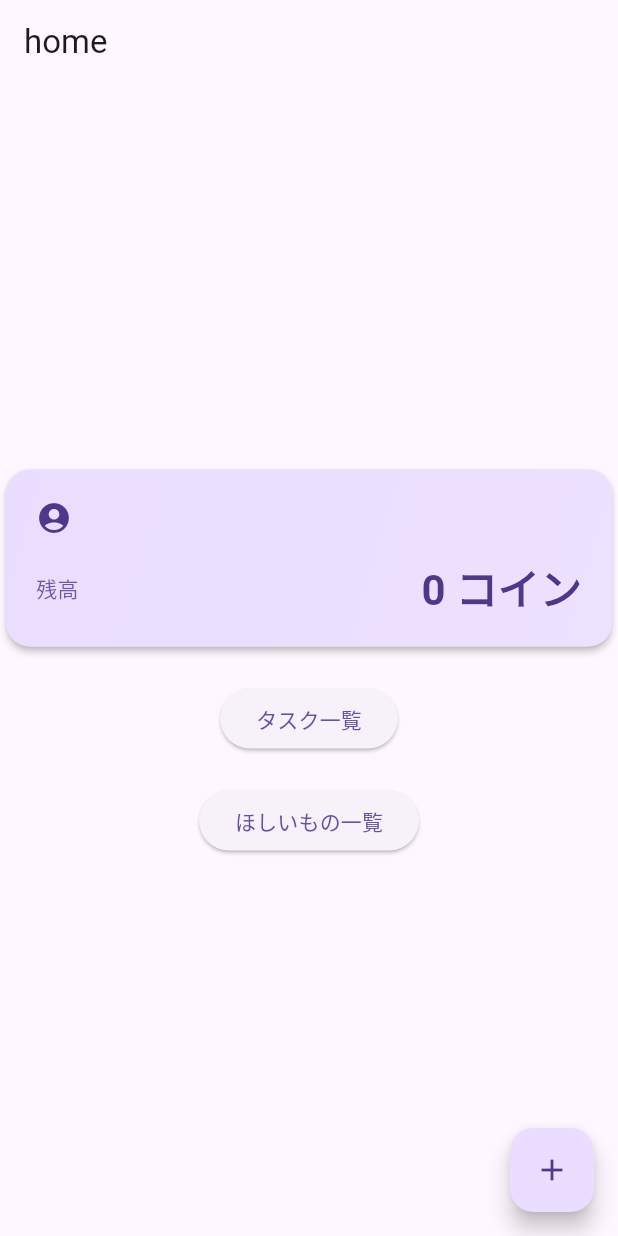
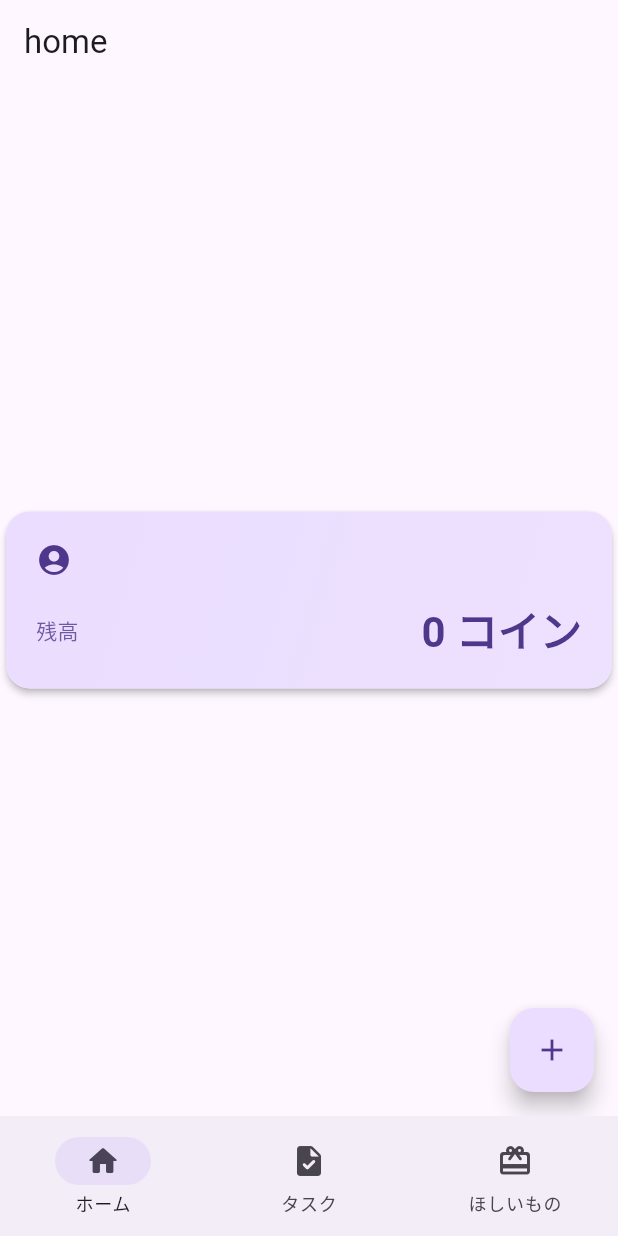
Before and after one commit to sinjikoro/family_coin_app, a Flutter app: the screen it shows after launch, on a phone screen of 412 x 824 dp. Run offline on Flutter 3.47's test engine with Material 3 defaults, Android fonts, the phone set to English and light mode, and no system bars; our stand-ins replace flutter_riverpod, freezed_annotation, get_it, go_router, riverpod_annotation, shared_preferences and 1 more; accounts and stored records are empty; generated files the repository leaves out were written again.

Commit message:
pubspec.yamlのgo_routerパッケージを15.1.2に更新し、analyzerおよびanalyzer_pluginを追加しました。また、ボトムナビゲーションアイテムを定義する新しいファイルを作成し、アプリケーションのルーターにAppScaffoldを組み込みました。Homeページからタスク一覧へのナビゲーションボタンを削除し、アプリ全体のナビゲーションを改善しました。

```diff
--- /dev/null
+++ b/lib/presentation/routing/bottom_navigation_items.dart
@@ -0,0 +1,35 @@
+import 'package:family_coin/presentation/routing/route_path.dart';
+import 'package:flutter/material.dart';
+
+// TODO(nage): labelをl10nにする
+/// ボトムナビゲーションの項目
+enum BottomNavigationItem {
+  /// ホーム
+  home(icon: Icons.home_rounded, label: 'ホーム', path: RoutePath.home),
+
+  /// タスク一覧
+  tasks(icon: Icons.task_rounded, label: 'タスク', path: RoutePath.taskList),
+
+  /// ほしいもの一覧
+  wishlist(
+    icon: Icons.card_giftcard_rounded,
+    label: 'ほしいもの',
+    path: RoutePath.wishItemList,
+  );
+
+  /// コンストラクタ
+  const BottomNavigationItem({
+    required this.icon,
+    required this.label,
+    required this.path,
+  });
+
+  /// アイコン
+  final IconData icon;
+
+  /// ラベル
+  final String label;
+
+  /// パス
+  final String path;
+}
--- a/lib/presentation/routing/router.dart
+++ b/lib/presentation/routing/router.dart
@@ -1,6 +1,7 @@
 import 'package:family_coin/domain/value_object/id.dart';
 import 'package:family_coin/presentation/routing/route_path.dart';
 import 'package:family_coin/presentation/ui/home/pages/home_page.dart';
+import 'package:family_coin/presentation/ui/scaffold/app_scaffold.dart';
 import 'package:family_coin/presentation/ui/task/pages/task_create_page.dart';
 import 'package:family_coin/presentation/ui/task/pages/task_detail_page.dart';
 import 'package:family_coin/presentation/ui/task/pages/task_list_page.dart';
@@ -13,15 +14,45 @@ import 'package:go_router/go_router.dart';
 
 part 'router.g.dart';
 
+/// アプリケーションのルーター
+final router = GoRouter(
+  initialLocation: RoutePath.home,
+  routes: [
+    ShellRoute(
+      builder: (context, state, child) => AppScaffold(child: child),
+      routes: [
+        GoRoute(
+          path: RoutePath.home,
+          builder: (context, state) => const HomePage(),
+        ),
+        GoRoute(
+          path: RoutePath.taskList,
+          builder: (context, state) => const TaskListPage(),
+        ),
+        GoRoute(
+          path: RoutePath.wishItemList,
+          builder: (context, state) => const WishitemListPage(),
+        ),
+      ],
+    ),
+  ],
+);
+
 /// アプリケーションのルート状態を管理するプロバイダー
 final routerProvider = Provider<GoRouter>(
   (ref) => GoRouter(
-    routes: $appRoutes,
+    routes: [
+      ShellRoute(
+        builder: (context, state, child) => AppScaffold(child: child),
+        routes: $appRoutes,
+      ),
+    ],
     initialLocation: RoutePath.home,
     debugLogDiagnostics: true,
     // エラーページのハンドリング
-    // TODO(naga): エラーページのハンドリングを追加する
-    errorBuilder: (context, state) => Scaffold(body: Center(child: Text('エラー: ${state.error}'))),
+    errorBuilder:
+        (context, state) =>
+            Scaffold(body: Center(child: Text('エラー: ${state.error}'))),
   ),
 );
 
@@ -48,7 +79,8 @@ class TaskListRoute extends GoRouteData {
   const TaskListRoute();
 
   @override
-  Widget build(BuildContext context, GoRouterState state) => const TaskListPage();
+  Widget build(BuildContext context, GoRouterState state) =>
+      const TaskListPage();
 }
 
 /// タスク作成画面のルート定義
@@ -57,7 +89,8 @@ class TaskCreateRoute extends GoRouteData {
   const TaskCreateRoute();
 
   @override
-  Widget build(BuildContext context, GoRouterState state) => const TaskCreatePage();
+  Widget build(BuildContext context, GoRouterState state) =>
+      const TaskCreatePage();
 }
 
 /// タスク詳細画面のルート定義
@@ -88,7 +121,8 @@ class WishitemListRoute extends GoRouteData {
   const WishitemListRoute();
 
   @override
-  Widget build(BuildContext context, GoRouterState state) => const WishitemListPage();
+  Widget build(BuildContext context, GoRouterState state) =>
+      const WishitemListPage();
 }
 
 /// ほしいもの詳細画面のルート定義
@@ -97,7 +131,8 @@ class WishitemCreateRoute extends GoRouteData {
   const WishitemCreateRoute();
 
   @override
-  Widget build(BuildContext context, GoRouterState state) => const WishitemCreatePage();
+  Widget build(BuildContext context, GoRouterState state) =>
+      const WishitemCreatePage();
 }
 
 /// ほしいもの詳細画面のルート定義
--- a/lib/presentation/ui/home/pages/home_page.dart
+++ b/lib/presentation/ui/home/pages/home_page.dart
@@ -1,10 +1,8 @@
 import 'package:family_coin/application/provider/logged_in_user_state.dart';
 import 'package:family_coin/core/extension/context_extension.dart';
-import 'package:family_coin/presentation/routing/route_path.dart';
 import 'package:family_coin/presentation/ui/home/widgets/account_card.dart';
 import 'package:flutter/material.dart';
 import 'package:flutter_riverpod/flutter_riverpod.dart';
-import 'package:go_router/go_router.dart';
 
 /// Home画面
 class HomePage extends ConsumerStatefulWidget {
@@ -53,14 +51,6 @@ class _HomePageState extends ConsumerState<HomePage> {
               loading: () => const CircularProgressIndicator(),
               error: (error, stackTrace) => Text('エラー: $error'),
             ),
-            ElevatedButton(
-              onPressed: () async => await context.push(RoutePath.taskList),
-              child: const Text('タスク一覧'),
-            ),
-            ElevatedButton(
-              onPressed: () async => await context.push(RoutePath.wishItemList),
-              child: const Text('ほしいもの一覧'),
-            ),
           ],
         ),
       ),
--- /dev/null
+++ b/lib/presentation/ui/scaffold/app_scaffold.dart
@@ -0,0 +1,39 @@
+import 'package:family_coin/presentation/routing/bottom_navigation_items.dart';
+import 'package:flutter/material.dart';
+import 'package:go_router/go_router.dart';
+
+/// アプリケーションのスカフォールド
+class AppScaffold extends StatelessWidget {
+  /// コンストラクタ
+  const AppScaffold({required this.child, super.key});
+
+  /// 子ウィジェット
+  final Widget child;
+
+  @override
+  Widget build(BuildContext context) {
+    final currentPath = GoRouterState.of(context).matchedLocation;
+
+    return Scaffold(
+      body: child,
+      bottomNavigationBar: NavigationBar(
+        selectedIndex: BottomNavigationItem.values.indexWhere(
+          (item) => item.path == currentPath,
+        ),
+        onDestinationSelected: (index) {
+          final item = BottomNavigationItem.values[index];
+          context.go(item.path);
+        },
+        destinations:
+            BottomNavigationItem.values
+                .map(
+                  (item) => NavigationDestination(
+                    icon: Icon(item.icon),
+                    label: item.label,
+                  ),
+                )
+                .toList(),
+      ),
+    );
+  }
+}
--- a/pubspec.yaml
+++ b/pubspec.yaml
@@ -15,7 +15,7 @@ dependencies:
   freezed: ^3.0.6
   freezed_annotation: ^3.0.0
   get_it: ^8.0.3
-  go_router: ^14.8.1
+  go_router: ^15.1.2
   intl: ^0.19.0
   json_annotation: ^4.9.0
   meta: ^1.16.0
@@ -32,6 +32,9 @@ dev_dependencies:
   json_serializable: ^6.9.5
   mocktail: ^1.0.4
   riverpod_generator: ^2.6.5
+  # TODO(naga): https://github.com/dart-lang/sdk/issues/60784
+  analyzer: 7.3.0
+  analyzer_plugin: 0.12.0
 
 flutter:
   generate: true
```
